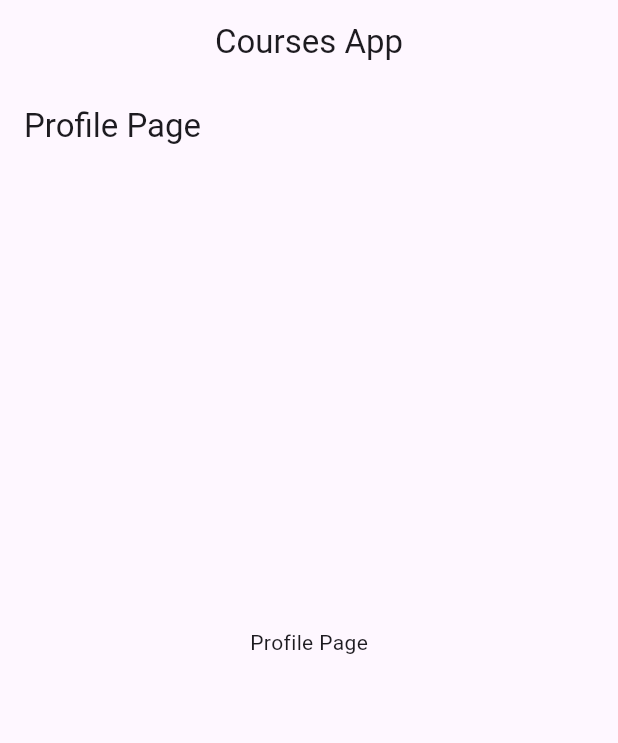
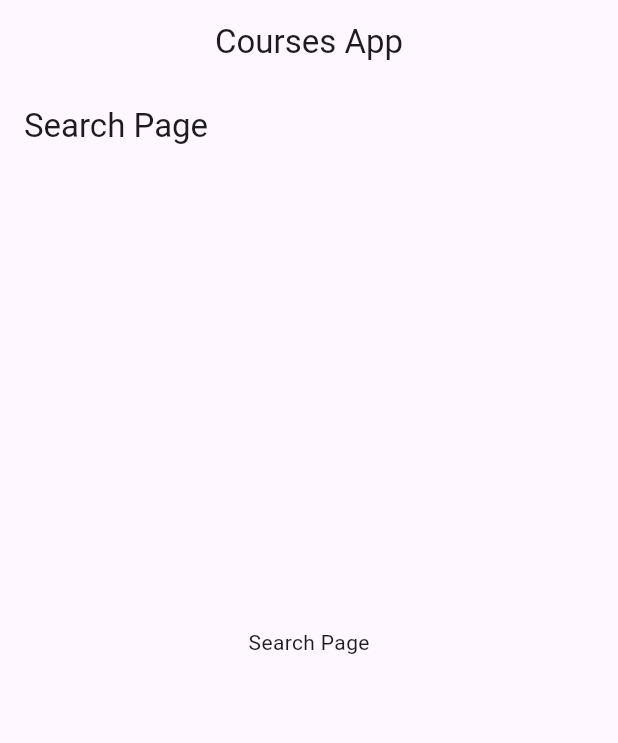
Before and after one commit to ibrahim2003lotfi/courses_app, a Flutter app: the screen it shows after launch, item 2 of the bottom bar chosen, on a phone screen of 412 x 824 dp. Shown: the top 743 px of the screen. Run offline on Flutter 3.47's test engine with Material 3 defaults, Android fonts, the light colour scheme and no system bars.

Commit message:
New Navigation

```diff
--- /dev/null
+++ b/lib/main pages/search/presentation/pages/search_page.dart
@@ -0,0 +1,13 @@
+import 'package:flutter/material.dart';
+
+class SearchPage extends StatelessWidget {
+  const SearchPage({super.key});
+
+  @override
+  Widget build(BuildContext context) {
+    return Scaffold(
+      appBar: AppBar(title: Text('Search Page')),
+      body: Center(child: Text('Search Page')),
+    );
+  }
+}
--- a/lib/widget_tree.dart
+++ b/lib/widget_tree.dart
@@ -1,10 +1,12 @@
 import 'package:courses_app/data/notifiers.dart';
+import 'package:courses_app/main%20pages/courses/presentation/pages/course_details_page.dart';
 import 'package:courses_app/main%20pages/home/presentation/pages/home_page.dart';
 import 'package:courses_app/main%20pages/profile/presentation/pages/profile_page.dart';
+import 'package:courses_app/main%20pages/search/presentation/pages/search_page.dart';
 import 'package:courses_app/navbar/presentation/main_navbar_page.dart';
 import 'package:flutter/material.dart';
 
-List<Widget> pages = [HomePage(), ProfilePage()];
+List<Widget> pages = [HomePage(), SearchPage(), CourseDetailsPage(), ProfilePage()];
 
 class WidgetTree extends StatelessWidget {
   const WidgetTree({super.key});
```
Also changed, not shown: lib/main pages/courses/presentation/pages/course_details_page.dart (+13 -0 lines), 1 other file.
